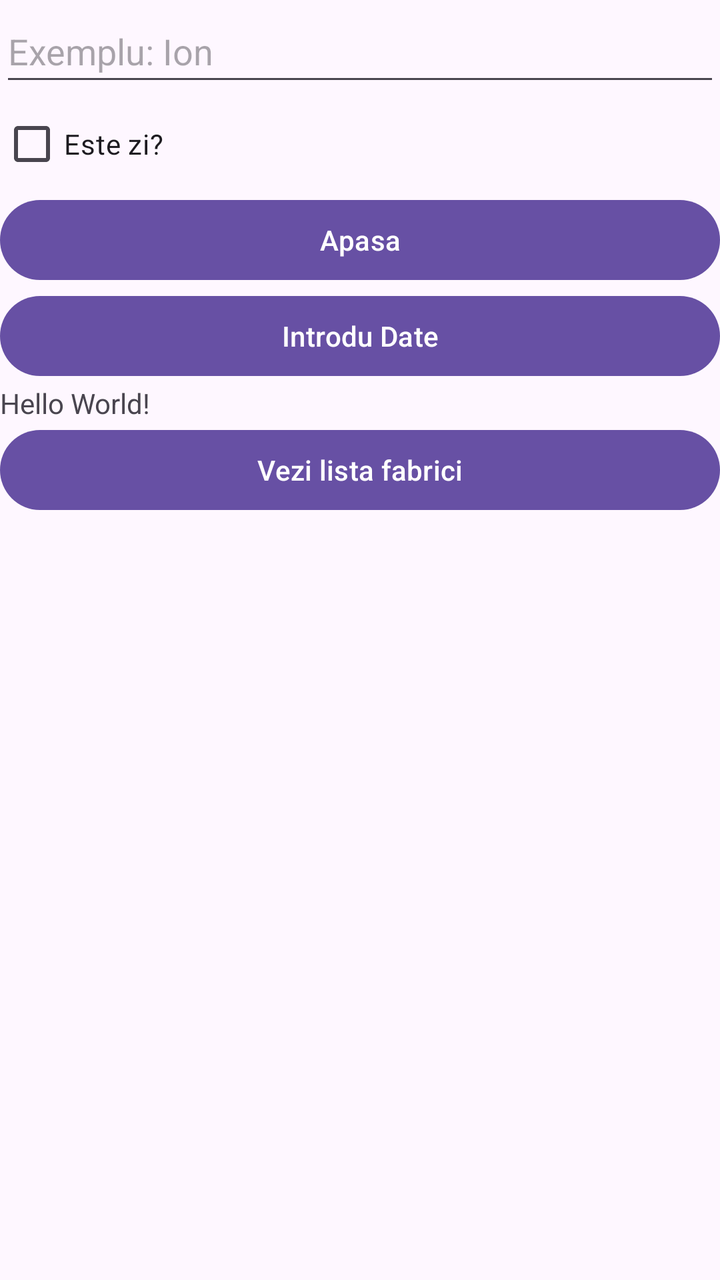
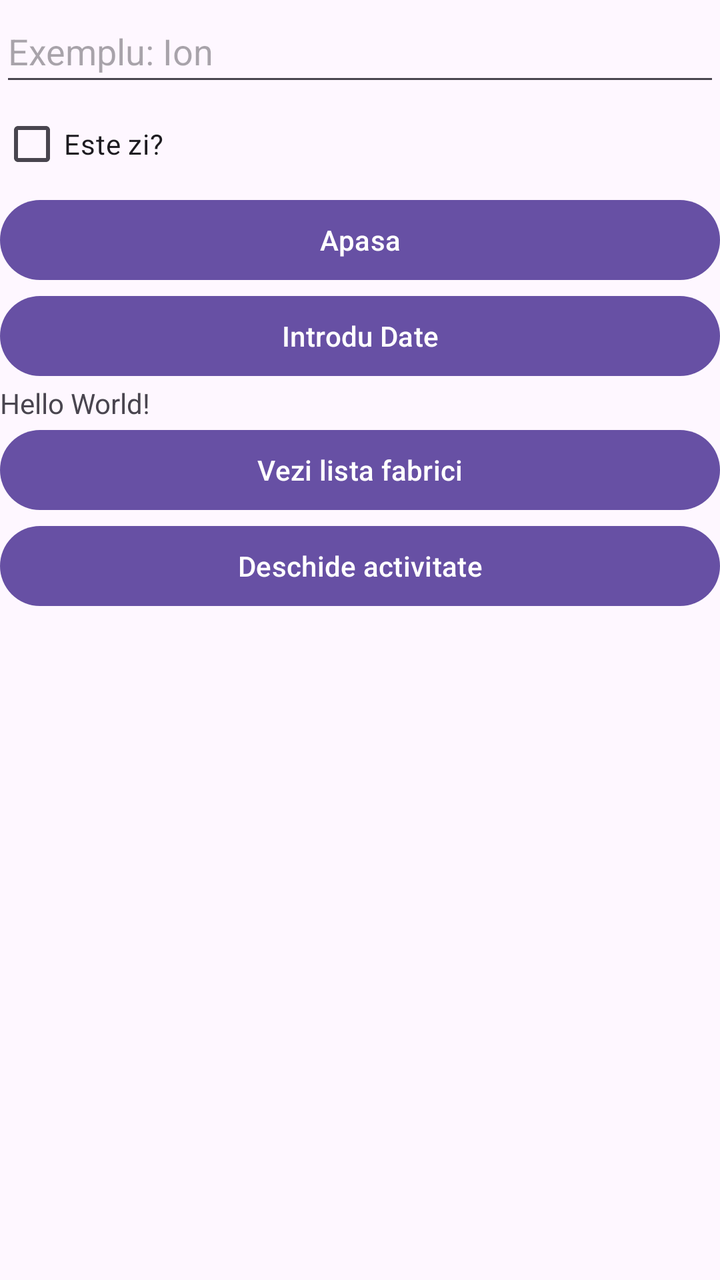

Two renders of the same Android screen: before a commit and after it. Below are the layout's source before the change and the commit's diff.
<!-- AndroidManifest.xml: application theme Theme.Seminar02 -->
<!-- res/layout/activity_main.xml -->
<?xml version="1.0" encoding="utf-8"?>
<LinearLayout xmlns:android="http://schemas.android.com/apk/res/android"
    xmlns:app="http://schemas.android.com/apk/res-auto"
    xmlns:tools="http://schemas.android.com/tools"
    android:id="@+id/main"
    android:orientation="vertical"
    android:layout_width="match_parent"
    android:layout_height="match_parent"
    tools:context=".MainActivity">

    <EditText
        android:id="@+id/nume_et"
        android:layout_width="match_parent"
        android:layout_height="wrap_content"
        android:minHeight="48dp"
        android:hint="@string/exemplu_ion"/>
    <CheckBox
        android:id="@+id/esteZi_CB"
        android:layout_width="match_parent"
        android:layout_height="wrap_content"
        android:text="Este zi?"/>
    <Button
        android:layout_width="match_parent"
        android:layout_height="wrap_content"
        android:onClick="culegeDate"
        android:text="@string/apasa"
        />

    <Button
        android:layout_width="match_parent"
        android:layout_height="wrap_content"
        android:onClick="introduDate"
        android:text="Introdu Date"
        />

    <TextView
        android:id="@+id/rezultat"
        android:layout_width="wrap_content"
        android:layout_height="wrap_content"
        android:text="@string/hello_world" />

    <Button
        android:layout_width="match_parent"
        android:layout_height="wrap_content"
        android:onClick="adaugaFabrici"
        android:text="Vezi lista fabrici"/>

</LinearLayout>
<!-- resources referenced by this layout -->
<resources>
  <string name="apasa">Apasa</string>
  <string name="exemplu_ion">Exemplu: Ion</string>
  <string name="hello_world">Hello World!</string>
  <style name="Theme.Seminar02" parent="Base.Theme.Seminar02" />
  <style name="Base.Theme.Seminar02" parent="Theme.Material3.DayNight.NoActionBar">
          
          
      </style>
</resources>

<!-- the commit's change to res/layout/activity_main.xml (unified diff, before → after) -->
@@ -45,4 +45,10 @@
         android:onClick="adaugaFabrici"
         android:text="Vezi lista fabrici"/>
 
+    <Button
+        android:layout_width="match_parent"
+        android:layout_height="wrap_content"
+        android:onClick="deschideActivitate"
+        android:text="Deschide activitate"/>
+
 </LinearLayout>
